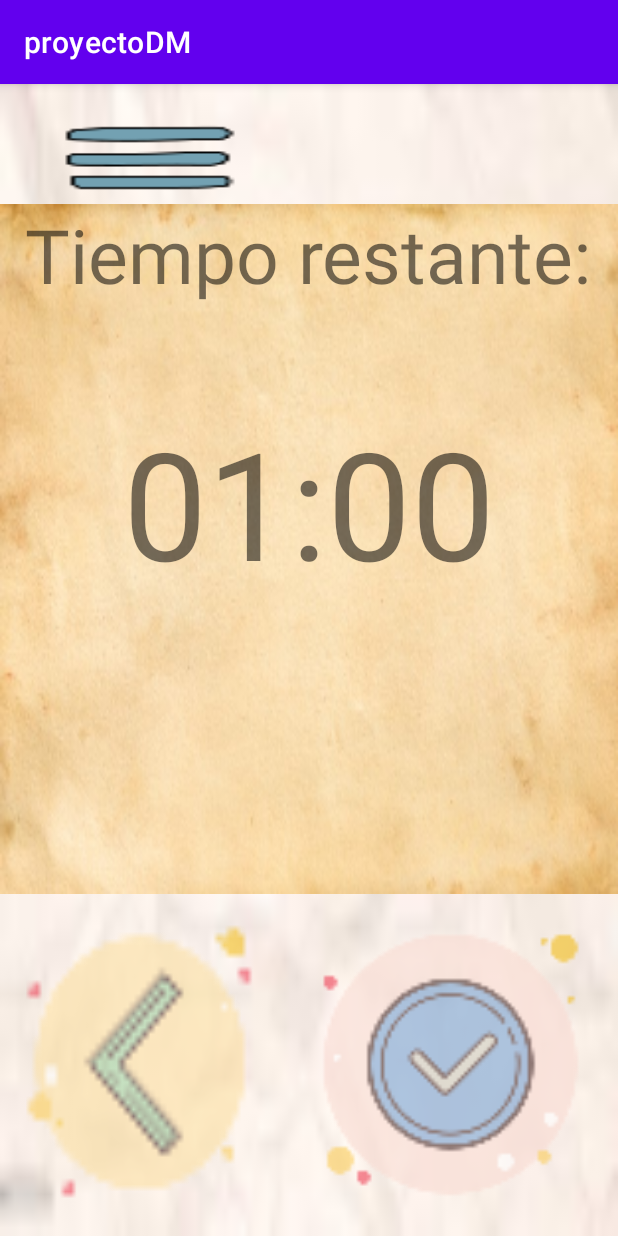
After one commit to kirle/Papelitos-Android, an Android app: the RoundTimer screen opened directly, with no data from a screen before it, on a phone screen of 412 x 824 dp. The commit adds this screen. Run offline under Robolectric (Android 15) with nearby library versions, the phone set to English and light mode, and no system bars.

Commit message:
added first idea of layouts

```diff
--- a/app/src/main/AndroidManifest.xml
+++ b/app/src/main/AndroidManifest.xml
@@ -9,6 +9,12 @@
         android:roundIcon="@mipmap/ic_launcher_round"
         android:supportsRtl="true"
         android:theme="@style/Theme.ProyectoDM">
+        <activity
+            android:name=".iu.Instructions"
+            android:exported="false" />
+        <activity
+            android:name=".iu.RoundTimer"
+            android:exported="false" />
         <activity
             android:name=".iu.registrar_equipos"
             android:exported="false" />
--- /dev/null
+++ b/app/src/main/java/com/example/proyectodm/iu/RoundTimer.java
@@ -0,0 +1,16 @@
+package com.example.proyectodm.iu;
+
+import androidx.appcompat.app.AppCompatActivity;
+
+import android.os.Bundle;
+
+import com.example.proyectodm.R;
+
+public class RoundTimer extends AppCompatActivity {
+
+    @Override
+    protected void onCreate(Bundle savedInstanceState) {
+        super.onCreate(savedInstanceState);
+        setContentView(R.layout.activity_round_timer);
+    }
+}
--- a/app/src/main/res/layout/activity_registrar_equipos.xml
+++ b/app/src/main/res/layout/activity_registrar_equipos.xml
@@ -48,6 +48,7 @@
             android:layout_width="wrap_content"
             android:layout_height="match_parent"
             android:layout_gravity="center"
+            android:layout_weight="1"
             android:orientation="horizontal"
             android:weightSum="1">
 
--- /dev/null
+++ b/app/src/main/res/layout/activity_round_timer.xml
@@ -0,0 +1,107 @@
+<?xml version="1.0" encoding="utf-8"?>
+<RelativeLayout xmlns:android="http://schemas.android.com/apk/res/android"
+    xmlns:app="http://schemas.android.com/apk/res-auto"
+    xmlns:tools="http://schemas.android.com/tools"
+    android:layout_width="match_parent"
+    android:layout_height="match_parent"
+    tools:context=".iu.RoundTimer">
+
+    <LinearLayout
+        android:layout_width="match_parent"
+        android:layout_height="match_parent"
+        android:orientation="vertical"
+        android:weightSum="1"
+        android:background="@mipmap/backgroundrose"
+        >
+
+        <LinearLayout
+            android:id="@+id/frameHeader"
+            android:layout_width="wrap_content"
+            android:layout_height="200dp"
+            android:layout_weight="0.10"
+            android:orientation="horizontal"
+
+
+            >
+
+            <ImageButton
+                android:id="@+id/imageButton3"
+                android:layout_width="wrap_content"
+                android:layout_height="wrap_content"
+                android:background="@mipmap/menuicon"
+                android:padding="100px"
+                android:layout_marginTop="30px"
+                android:layout_marginLeft="50px"
+                />
+
+        </LinearLayout>
+
+        <LinearLayout
+            android:id="@+id/frameTimer"
+            android:layout_width="match_parent"
+            android:layout_height="1000dp"
+            android:orientation="vertical"
+            android:background="@mipmap/fondopapelviejo"
+            android:layout_weight="0.45"
+            android:weightSum="1"
+            >
+
+            <TextView
+                android:id="@+id/textView4"
+                android:layout_width="wrap_content"
+                android:layout_height="wrap_content"
+                android:layout_gravity="center"
+                android:layout_weight="0.25"
+                android:text="Tiempo restante:"
+                android:textAlignment="center"
+                android:textSize="50dp"
+
+
+                />
+
+            <TextView
+                android:id="@+id/txt_timer"
+                android:layout_width="wrap_content"
+                android:layout_height="wrap_content"
+                android:layout_gravity="center"
+                android:layout_weight="0.75"
+                android:text="01:00"
+                android:textSize="100dp"
+
+                android:textAlignment="center" />
+        </LinearLayout>
+
+        <LinearLayout
+            android:id="@+id/frameButtons"
+            android:layout_width="match_parent"
+            android:layout_height="match_parent"
+            android:orientation="horizontal"
+            android:layout_weight="0.45"
+            android:weightSum="1"
+
+            >
+
+
+            <ImageButton
+                android:id="@+id/imageButton2"
+                android:layout_width="wrap_content"
+                android:layout_height="match_parent"
+                android:background="@mipmap/backbtn"
+                android:layout_weight="0.5"
+                android:alpha="0.6"
+
+                />
+
+            <ImageButton
+                android:id="@+id/imageButton"
+                android:layout_width="wrap_content"
+                android:layout_height="match_parent"
+                android:layout_weight="0.5"
+                android:background="@mipmap/okbtn"
+                android:alpha="0.6"
+                />
+        </LinearLayout>
+
+    </LinearLayout>
+
+</RelativeLayout>
```
Also changed, not shown: app/src/main/java/com/example/proyectodm/iu/Instructions.java (added, +47 -0 lines), app/src/main/java/com/example/proyectodm/iu/MainActivity.java (+19 -6 lines), app/src/main/java/com/example/proyectodm/iu/registrar_equipos.java (+22 -8 lines), app/src/main/res/layout/activity_instructions.xml (added, +70 -0 lines), app/src/main/res/mipmap-xxhdpi/backbtn.png (added), app/src/main/res/mipmap-xxhdpi/biggreenbutton.png (added), app/src/main/res/mipmap-xxhdpi/fondopapelviejo.jpg (added), app/src/main/res/mipmap-xxhdpi/greenbutton.png (added), app/src/main/res/mipmap-xxhdpi/menuicon.png (added), app/src/main/res/mipmap-xxhdpi/okbtn.png (added), app/src/main/res/mipmap-xxhdpi/paperlinedbackground.png (added), 1 other file.
